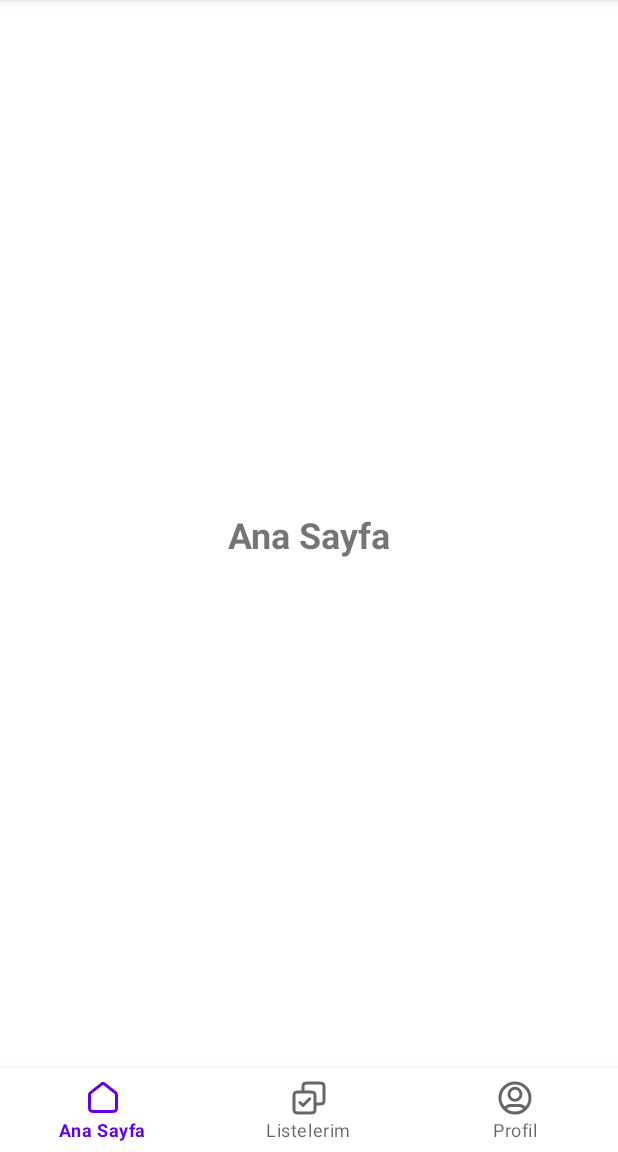
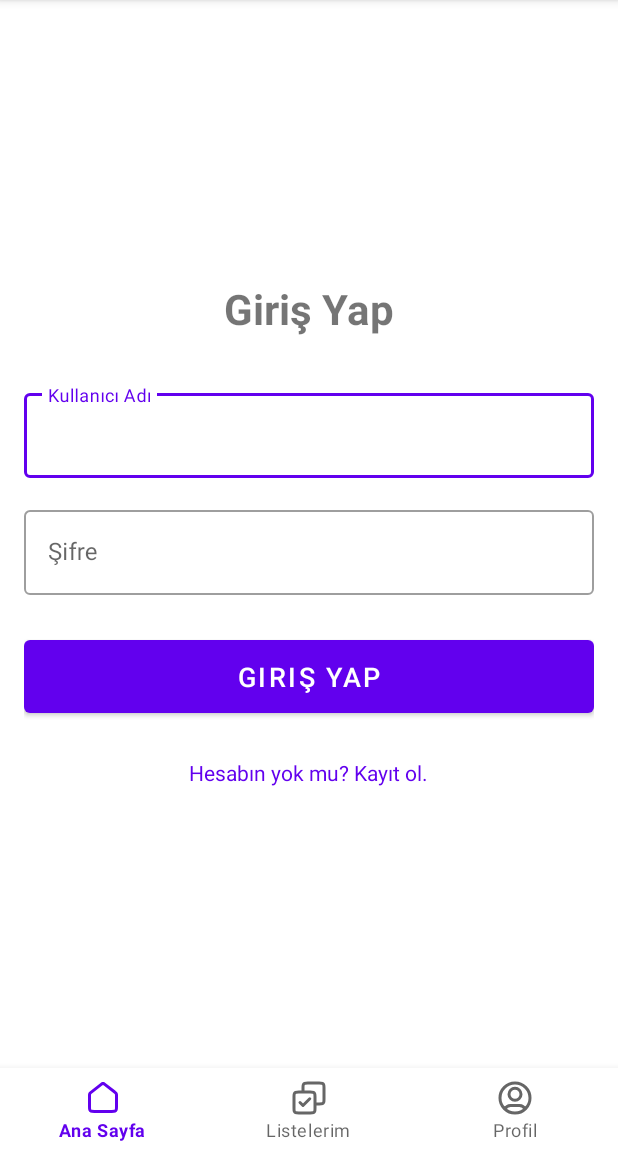
Before and after one commit to zahidayturan/listeden-al-shopping-list-app, an Android app: the screen it shows after launch (MainActivity), on a phone screen of 412 x 824 dp, the part 84-1236 px from its top. Run offline under Robolectric (Android 15) with nearby library versions, the phone set to English and light mode, and no system bars.

Commit message:
#ui - Adds login and registration fragments
Adds LoginFragment and RegisterFragment for user authentication.
Updates MainActivity to load LoginFragment on app startup.
Implements basic UI and navigation between login and registration screens.
Includes placeholder logic for API calls.

```diff
--- /dev/null
+++ b/mobile/ListedenAlApp/app/src/main/java/com/example/listedenalapp/LoginFragment.kt
@@ -0,0 +1,62 @@
+package com.example.listedenalapp
+
+import android.os.Bundle
+import android.view.LayoutInflater
+import android.view.View
+import android.view.ViewGroup
+import android.widget.Toast
+import androidx.fragment.app.Fragment
+import com.example.listedenalapp.databinding.FragmentLoginBinding
+
+class LoginFragment : Fragment() {
+
+    private var _binding: FragmentLoginBinding? = null
+    private val binding get() = _binding!!
+
+    override fun onCreateView(
+        inflater: LayoutInflater, container: ViewGroup?,
+        savedInstanceState: Bundle?
+    ): View {
+        _binding = FragmentLoginBinding.inflate(inflater, container, false)
+        return binding.root
+    }
+
+    override fun onViewCreated(view: View, savedInstanceState: Bundle?) {
+        super.onViewCreated(view, savedInstanceState)
+
+        binding.buttonLogin.setOnClickListener {
+            val username = binding.editTextUsernameLogin.text.toString()
+            val password = binding.editTextPasswordLogin.text.toString()
+
+            if (username.isEmpty() || password.isEmpty()) {
+                Toast.makeText(context, "Kullanıcı adı ve şifre boş bırakılamaz.", Toast.LENGTH_SHORT).show()
+                return@setOnClickListener
+            }
+
+            // TODO: API üzerinden giriş isteği gönderme fonksiyonunu burada çağırın
+            // Örneğin: apiLogin(username, password)
+            Toast.makeText(context, "Giriş denemesi yapılıyor...", Toast.LENGTH_SHORT).show()
+            // Geçici olarak başarılı giriş mesajı gösterelim
+            // Eğer giriş başarılı olursa HomeFragment'a yönlendir
+            (activity as? MainActivity)?.loadFragment(HomeFragment())
+            Toast.makeText(context, "Giriş başarılı!", Toast.LENGTH_SHORT).show()
+
+        }
+
+        binding.textViewRegisterPrompt.setOnClickListener {
+            // Kayıt sayfasına git
+            (activity as? MainActivity)?.loadFragment(RegisterFragment())
+        }
+    }
+
+    override fun onDestroyView() {
+        super.onDestroyView()
+        _binding = null
+    }
+
+    // TODO: API ile iletişim kuracak fonksiyonu buraya ekleyin
+    private fun apiLogin(username: String, password: String) {
+        // Bu fonksiyon API'ye giriş isteği gönderecek
+        // Şimdilik boş bırakıldı
+    }
+}
--- a/mobile/ListedenAlApp/app/src/main/java/com/example/listedenalapp/MainActivity.kt
+++ b/mobile/ListedenAlApp/app/src/main/java/com/example/listedenalapp/MainActivity.kt
@@ -14,9 +14,10 @@ class MainActivity : AppCompatActivity() {
         binding = ActivityMainBinding.inflate(layoutInflater)
         setContentView(binding.root)
 
-        // Uygulama ilk açıldığında varsayılan olarak Ana Sayfa'yı yükle
+        // Uygulama ilk açıldığında varsayılan olarak Giriş Sayfası'nı yükle
+        // Eğer kullanıcı zaten giriş yapmışsa HomeFragment'a yönlendirebilirsiniz.
         if (savedInstanceState == null) {
-            loadFragment(HomeFragment())
+            loadFragment(LoginFragment()) // Uygulama başlangıcında LoginFragment'ı yükle
         }
 
         // Bottom Navigation Bar'daki item tıklamalarını dinle
@@ -31,7 +32,10 @@ class MainActivity : AppCompatActivity() {
                     true
                 }
                 R.id.navigation_profile -> {
-                    loadFragment(ProfileFragment())
+                    // Profil sekmesine tıklandığında Giriş sayfasına veya Profil sayfasına yönlendir
+                    // Burada bir kontrol yaparak kullanıcının giriş yapıp yapmadığını kontrol edebilirsiniz.
+                    // Şimdilik direkt LoginFragment'a yönlendiriyoruz.
+                    loadFragment(LoginFragment())
                     true
                 }
                 else -> false
@@ -40,7 +44,7 @@ class MainActivity : AppCompatActivity() {
     }
 
     // Belirtilen Fragment'ı FrameLayout'a yükleyen yardımcı fonksiyon
-    private fun loadFragment(fragment: Fragment) {
+    fun loadFragment(fragment: Fragment) { // Public olarak değiştirildi
         supportFragmentManager.beginTransaction()
             .replace(R.id.fragment_container, fragment)
             .commit()
--- /dev/null
+++ b/mobile/ListedenAlApp/app/src/main/res/layout/fragment_login.xml
@@ -0,0 +1,65 @@
+<?xml version="1.0" encoding="utf-8"?>
+<LinearLayout xmlns:android="http://schemas.android.com/apk/res/android"
+    xmlns:tools="http://schemas.android.com/tools"
+    android:layout_width="match_parent"
+    android:layout_height="match_parent"
+    android:orientation="vertical"
+    android:gravity="center"
+    android:padding="16dp"
+    tools:context=".LoginFragment">
+
+    <TextView
+        android:layout_width="wrap_content"
+        android:layout_height="wrap_content"
+        android:text="Giriş Yap"
+        android:textSize="28sp"
+        android:textStyle="bold"
+        android:layout_marginBottom="32dp"/>
+
+    <com.google.android.material.textfield.TextInputLayout
+        android:layout_width="match_parent"
+        android:layout_height="wrap_content"
+        android:layout_marginBottom="16dp"
+        style="@style/Widget.MaterialComponents.TextInputLayout.OutlinedBox">
+
+        <com.google.android.material.textfield.TextInputEditText
+            android:id="@+id/editTextUsernameLogin"
+            android:layout_width="match_parent"
+            android:layout_height="wrap_content"
+            android:hint="Kullanıcı Adı"
+            android:inputType="text"/>
+    </com.google.android.material.textfield.TextInputLayout>
+
+    <com.google.android.material.textfield.TextInputLayout
+        android:layout_width="match_parent"
+        android:layout_height="wrap_content"
+        android:layout_marginBottom="24dp"
+        style="@style/Widget.MaterialComponents.TextInputLayout.OutlinedBox">
+
+        <com.google.android.material.textfield.TextInputEditText
+            android:id="@+id/editTextPasswordLogin"
+            android:layout_width="match_parent"
+            android:layout_height="wrap_content"
+            android:hint="Şifre"
+            android:inputType="textPassword"/>
+    </com.google.android.material.textfield.TextInputLayout>
+
+    <Button
+        android:id="@+id/buttonLogin"
+        android:layout_width="match_parent"
+        android:layout_height="wrap_content"
+        android:text="Giriş Yap"
+        android:padding="12dp"
+        android:textSize="18sp"/>
+
+    <TextView
+        android:id="@+id/textViewRegisterPrompt"
+        android:layout_width="wrap_content"
+        android:layout_height="wrap_content"
+        android:text="Hesabın yok mu? Kayıt ol."
+        android:layout_marginTop="24dp"
+        android:textColor="?attr/colorPrimary"
+        android:clickable="true"
+        android:focusable="true"/>
+
+</LinearLayout>
```
Also changed, not shown: mobile/ListedenAlApp/app/src/main/java/com/example/listedenalapp/RegisterFragment.kt (added, +64 -0 lines), mobile/ListedenAlApp/app/src/main/res/layout/fragment_register.xml (added, +107 -0 lines).
